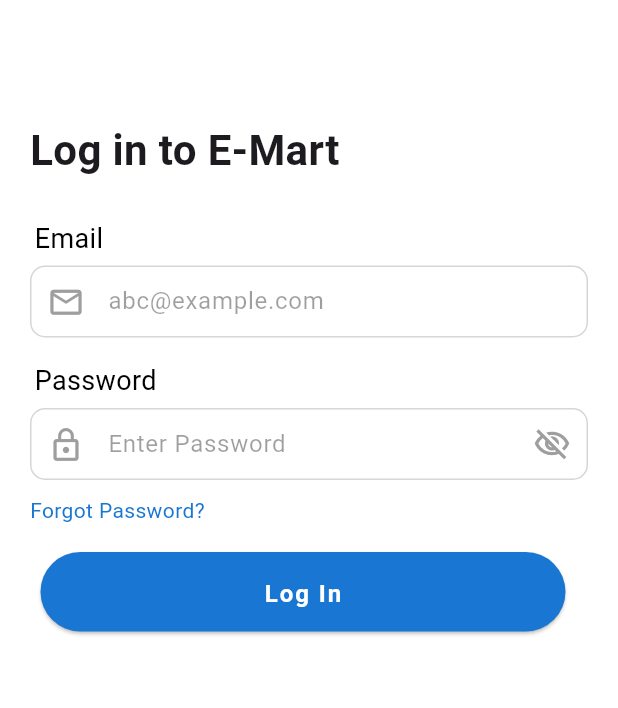
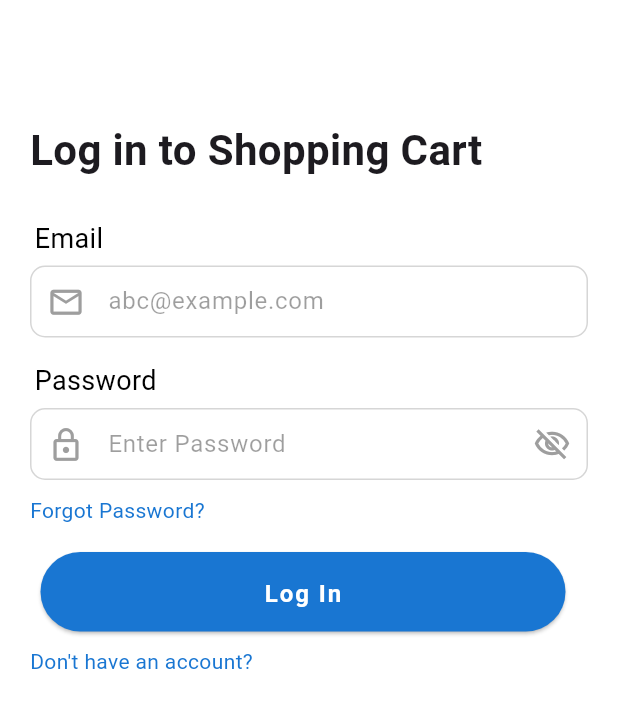
Before and after one commit to Rutva-Patadiya/Shopping-Cart, a Flutter app: the HomePage screen opened by its route, after a tap on "Logout", on a phone screen of 412 x 824 dp. Shown: the top 708 px of the screen. Run offline on Flutter 3.47's test engine with Material 3 defaults, Android fonts, the phone set to English and light mode, and no system bars; our stand-ins replace cloud_firestore, equatable, firebase_auth, firebase_core, flutter_bloc, flutter_svg; accounts and stored records are empty; Roboto replaces fonts that are missing (Poppins, Poppins-Bold, Poppins-Light).

```diff
--- a/lib/login/bloc/auth_event.dart
+++ b/lib/login/bloc/auth_event.dart
@@ -1,6 +1,8 @@
 //declare one common class and extends , why because if we define the parameter for bloc builder then write only AUthSTate and there it will check the for different events
 
 abstract class AuthEvent {}
+
+class AppStarted extends AuthEvent {}
 
 class SignUpRequested extends AuthEvent {
   final String email;
--- a/lib/login/bloc/auth_state.dart
+++ b/lib/login/bloc/auth_state.dart
@@ -31,6 +31,8 @@ class AuthLoading extends AuthState {}
 
 class Authenticated extends AuthState {}
 
+class UnAuthenticated extends AuthState {}
+
 class UserCreated extends AuthState {}
 
 class LogOutUser extends AuthState {}
--- a/lib/login/login_page.dart
+++ b/lib/login/login_page.dart
@@ -3,6 +3,7 @@ import 'dart:developer';
 import 'package:flutter/material.dart';
 import 'package:flutter/services.dart';
 import 'package:flutter_bloc/flutter_bloc.dart';
+import 'package:shopping_cart/signup/signup_page.dart';
 
 import '../core/utils/theme/text_theme.dart';
 import '../core/utils/theme/theme.dart';
@@ -27,7 +28,9 @@ class Login extends StatelessWidget {
         log("State received: $state");
 
         if (state is Authenticated) {
-          Navigator.pushNamed(context, ProductPage.route);
+          Navigator.popAndPushNamed(context, ProductPage.route);
+        } else if (state is UnAuthenticated) {
+          Navigator.popAndPushNamed(context, Login.route);
         } else if (state is AuthError) {
           ScaffoldMessenger.of(
             context,
@@ -48,7 +51,7 @@ class Login extends StatelessWidget {
                       const SizedBox(height: 30),
 
                       Text(
-                        "Log in to E-Mart",
+                        "Log in to Shopping Cart",
                         style: TTextTheme.lightTextTheme.displayLarge?.copyWith(
                           fontWeight: FontWeight.bold,
                         ),
@@ -173,6 +176,19 @@ class Login extends StatelessWidget {
                               );
                         },
                       ),
+                      InkWell(
+                        onTap: () {
+                          Navigator.popAndPushNamed(context, SignupPage.route);
+                        },
+                        child: Padding(
+                          padding: const EdgeInsets.only(top: 10),
+                          child: Text(
+                            "Don't have an account?",
+                            style: TTextTheme.lightTextTheme.labelMedium
+                                ?.copyWith(color: AppColors.bgAccent),
+                          ),
+                        ),
+                      ),
                     ],
                   ),
                 ),
--- a/lib/main.dart
+++ b/lib/main.dart
@@ -10,6 +10,7 @@ import 'package:shopping_cart/utils/router_utils.dart';
 
 import 'core/utils/theme/theme.dart';
 import 'login/bloc/auth_bloc.dart';
+import 'login/bloc/auth_event.dart';
 
 Future<void> main() async {
   //ensure flutter sets up
@@ -26,7 +27,7 @@ class MyApp extends StatelessWidget {
   Widget build(BuildContext context) {
     return MultiBlocProvider(
       providers: [
-        BlocProvider<LoginBloc>(create: (_) => LoginBloc()),
+        BlocProvider<LoginBloc>(create: (_) => LoginBloc()..add(AppStarted())),
         // immediately sends a LoadProducts event to the bloc right after it's created,
         BlocProvider<ProductBloc>(
           create:
--- a/lib/product/bloc/filter_product_event.dart
+++ b/lib/product/bloc/filter_product_event.dart
@@ -19,8 +19,9 @@ class FilterProducts extends ProductFilterEvent {
 
 class SearchProduct extends ProductFilterEvent {
   final String query;
+  final String category;
 
-  SearchProduct(this.query);
+  SearchProduct(this.query, this.category);
 
   @override
   List<Object?> get props => [query];
--- a/lib/product/data/datasources/product_data_sources.dart
+++ b/lib/product/data/datasources/product_data_sources.dart
@@ -13,4 +13,8 @@ class ProductDataSources {
         .map((doc) => ProductModel.fromFirestore(doc.data()))
         .toList();
   }
+
+  // Future<List<ProductModel>>
 }
+
+//make constant file for collection of products so that when we change name of collection it should be changed vevrywhere
--- /dev/null
+++ b/lib/product/data/models/product_category.dart
@@ -0,0 +1,6 @@
+class ProductCategory {
+  final String name;
+  final int id;
+
+  ProductCategory(this.name, this.id);
+}
--- a/lib/product/domain/entities/product.dart
+++ b/lib/product/domain/entities/product.dart
@@ -1,13 +1,18 @@
-class Product {
+import 'package:equatable/equatable.dart';
+
+class Product extends Equatable {
   final String name;
   final String category;
   final int price;
   final String imageUrl;
 
-  Product({
+  const Product({
     required this.name,
     required this.category,
     required this.price,
     required this.imageUrl,
   });
+
+  @override
+  List<Object?> get props => [name];
 }
--- a/lib/signup/signup_page.dart
+++ b/lib/signup/signup_page.dart
@@ -32,7 +32,7 @@ class SignupPage extends StatelessWidget {
           ScaffoldMessenger.of(
             context,
           ).showSnackBar(SnackBar(content: Text("User Successfully created")));
-          Navigator.pushNamed(context, Login.route);
+          Navigator.popAndPushNamed(context, Login.route);
         } else if (state is AuthError) {
           ScaffoldMessenger.of(
             context,
@@ -221,7 +221,9 @@ class SignupPage extends StatelessWidget {
                       SizedBox(height: 16),
                       InkWell(
                         onTap:
-                            () => {Navigator.pushNamed(context, Login.route)},
+                            () => {
+                              Navigator.popAndPushNamed(context, Login.route),
+                            },
                         child: Padding(
                           padding: const EdgeInsets.only(left: 8),
                           child: Text(
```
Also changed, not shown: lib/cart/bloc/add_to_cart_bloc.dart (+6 -7 lines), lib/cart/cart_page.dart (+57 -22 lines), lib/login/bloc/auth_bloc.dart (+51 -12 lines), lib/product/bloc/filter_product_bloc.dart (+16 -8 lines), lib/product/product_page.dart (+42 -16 lines), lib/cart/bloc/add_to_cart_event.dart (line endings or trailing spaces), 6 other files.
